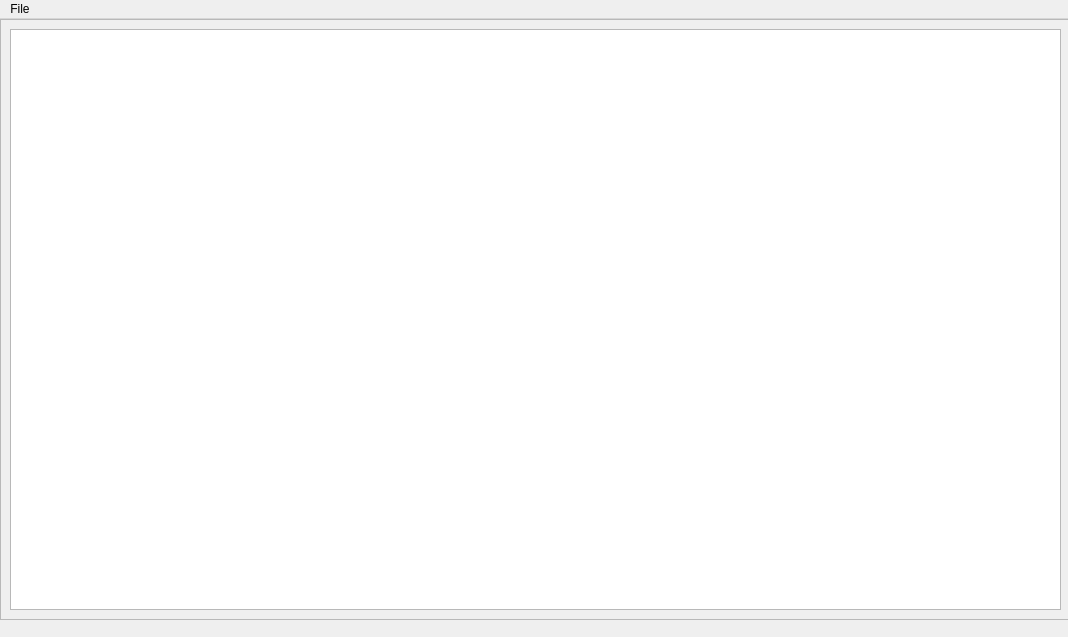
ErnestoLeon87/log_reader, file appgui.ui: the form before one commit.
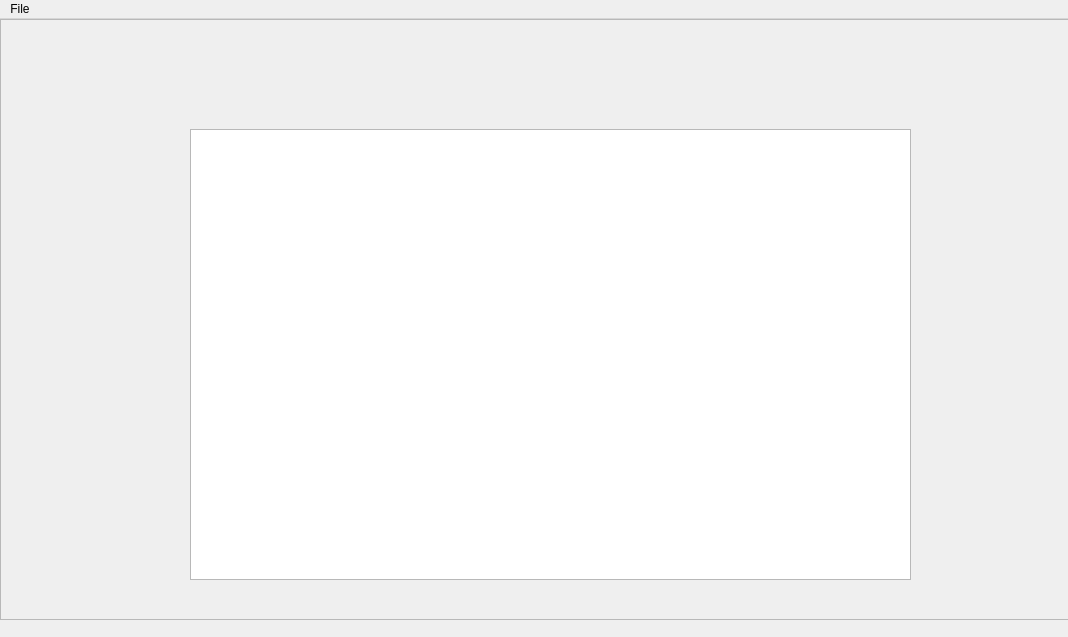
The form after the commit.

What changed in the file:
```diff
--- a/appgui.ui
+++ b/appgui.ui
@@ -32,18 +32,12 @@
     <widget class="QTableView" name="tableView">
      <property name="geometry">
       <rect>
-       <x>10</x>
-       <y>10</y>
-       <width>1051</width>
-       <height>581</height>
+       <x>190</x>
+       <y>110</y>
+       <width>721</width>
+       <height>451</height>
       </rect>
      </property>
-     <property name="sortingEnabled">
-      <bool>true</bool>
-     </property>
-     <attribute name="verticalHeaderCascadingSectionResizes">
-      <bool>false</bool>
-     </attribute>
     </widget>
    </widget>
   </widget>
```
